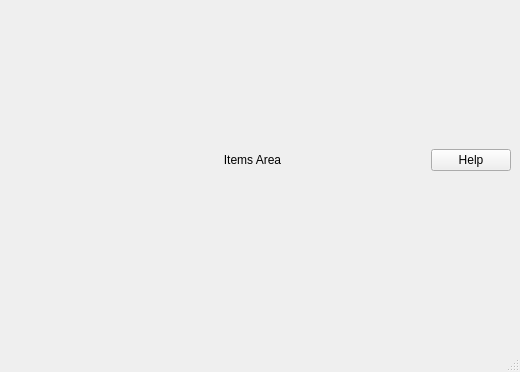
Above: gamewindow.ui from Tvix57/game before the change; both pictures show x 280 to 800 and y 228 to 600 of the 800 by 600 pixel window. Below: the same form after it.
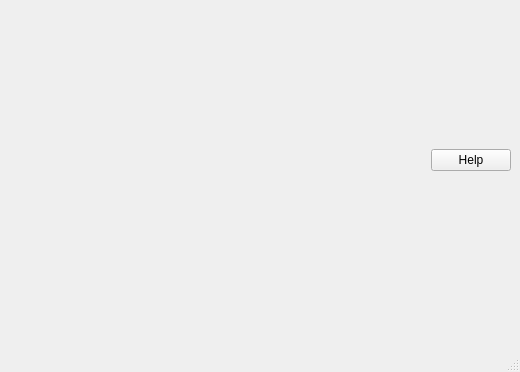
That is the form after the change.

What changed in the file:
```diff
--- a/gamewindow.ui
+++ b/gamewindow.ui
@@ -10,6 +10,12 @@
     <height>600</height>
    </rect>
   </property>
+  <property name="minimumSize">
+   <size>
+    <width>800</width>
+    <height>600</height>
+   </size>
+  </property>
   <property name="windowTitle">
    <string>GameWindow</string>
   </property>
@@ -76,26 +82,6 @@
       </property>
      </widget>
     </item>
-    <item row="4" column="2" colspan="2">
-     <layout class="QHBoxLayout" name="item_area_layout">
-      <item>
-       <widget class="QLabel" name="label">
-        <property name="sizePolicy">
-         <sizepolicy hsizetype="Expanding" vsizetype="Fixed">
-          <horstretch>0</horstretch>
-          <verstretch>50</verstretch>
-         </sizepolicy>
-        </property>
-        <property name="text">
-         <string>Items Area</string>
-        </property>
-        <property name="alignment">
-         <set>Qt::AlignCenter</set>
-        </property>
-       </widget>
-      </item>
-     </layout>
-    </item>
     <item row="0" column="4">
      <widget class="QLabel" name="label_3">
       <property name="sizePolicy">
```
Left out of the diff: 3 changed lines with no effect on the pictures.
